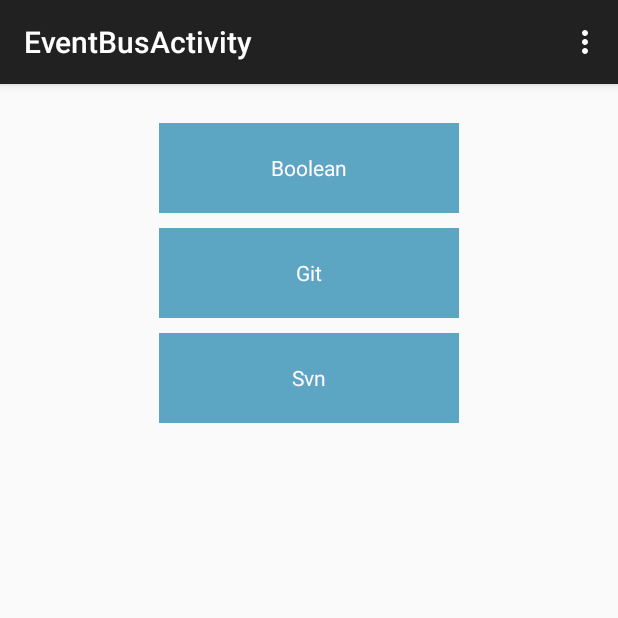
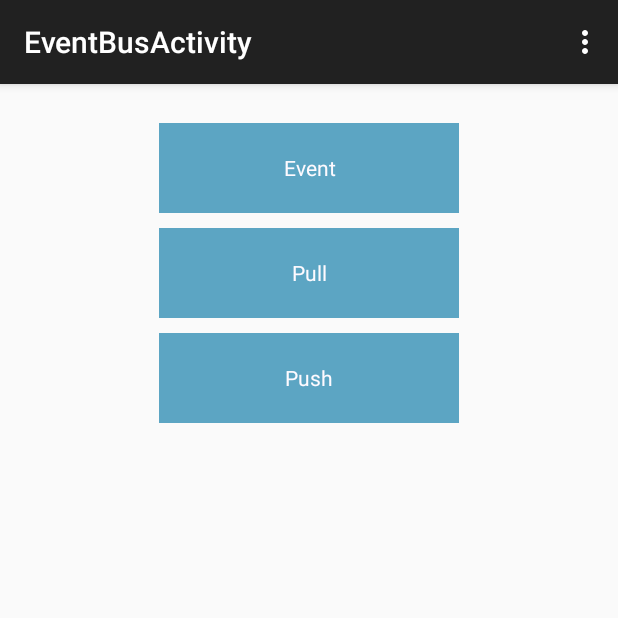
Before and after one commit to cczscq/EventBusDemo, an Android app: the EventBusActivity screen opened directly, with no data from a screen before it, on a phone screen of 412 x 824 dp, the top half of it. Run offline under Robolectric (Android 15) with nearby library versions, the phone set to English and light mode, and no system bars; our stand-ins replace ButterKnife; libraries missing offline, so code that uses them is left out: de.greenrobot.event; 2 statements that could not run were skipped.

Commit message:
test demo case

```diff
--- a/app/src/main/java/cn/spade/android/eventbus/demo/Model/ActionSvn.java
+++ b/app/src/main/java/cn/spade/android/eventbus/demo/Model/Event.java
@@ -3,11 +3,11 @@ package cn.spade.android.eventbus.demo.model;
 /**
  * Created by zhaosc on 4/20/15.
  */
-public class ActionSvn {
+public class Event {
 
   private String name;
 
-  public ActionSvn(String name){
+  public Event(String name){
 	this.name = name;
   }
 
--- a/app/src/main/res/layout/activity_event_bus.xml
+++ b/app/src/main/res/layout/activity_event_bus.xml
@@ -10,8 +10,8 @@
               tools:context=".MainActivity">
 
     <TextView
-        android:id="@+id/post_event_boolean"
-        android:text="@string/post_event_boolean"
+        android:id="@+id/post_event_default"
+        android:text="@string/post_event_default"
         android:layout_width="200dp"
         android:layout_height="60dp"
         android:layout_marginTop="10dp"
@@ -21,8 +21,8 @@
         android:layout_gravity="center_horizontal"/>
 
     <TextView
-        android:id="@+id/post_event_action_git"
-        android:text="@string/post_event_action_git"
+        android:id="@+id/post_event_pull"
+        android:text="@string/post_event_pull"
         android:layout_width="200dp"
         android:layout_height="60dp"
         android:layout_marginTop="10dp"
@@ -31,8 +31,8 @@
         android:background="@color/default_color"
         android:layout_gravity="center_horizontal"/>
     <TextView
-        android:id="@+id/post_event_action_svn"
-        android:text="@string/post_event_action_svn"
+        android:id="@+id/post_event_push"
+        android:text="@string/post_event_push"
         android:layout_width="200dp"
         android:layout_height="60dp"
         android:layout_marginTop="10dp"
--- a/app/src/main/res/values/strings.xml
+++ b/app/src/main/res/values/strings.xml
@@ -5,7 +5,7 @@
     <string name="action_settings">Settings</string>
     <string name="title_activity_event_bus">EventBusActivity</string>
     <string name="start_event_bus">Start</string>
-    <string name="post_event_boolean">Boolean</string>
-    <string name="post_event_action_git">Git</string>
-    <string name="post_event_action_svn">Svn</string>
+    <string name="post_event_default">Event</string>
+    <string name="post_event_pull">Pull</string>
+    <string name="post_event_push">Push</string>
 </resources>
```
Also changed, not shown: app/src/main/java/cn/spade/android/eventbus/demo/EventBusActivity.java (+22 -15 lines), app/src/main/java/cn/spade/android/eventbus/demo/Model/ActionGit.java (deleted, +0 -26 lines), app/src/main/java/cn/spade/android/eventbus/demo/Model/EventCommit.java (added, +11 -0 lines), app/src/main/java/cn/spade/android/eventbus/demo/Model/EventPull.java (added, +11 -0 lines), app/src/main/java/cn/spade/android/eventbus/demo/Model/EventPush.java (added, +11 -0 lines), app/src/main/java/cn/spade/android/eventbus/demo/Model/EventUpdate.java (added, +11 -0 lines), 7 other files.
